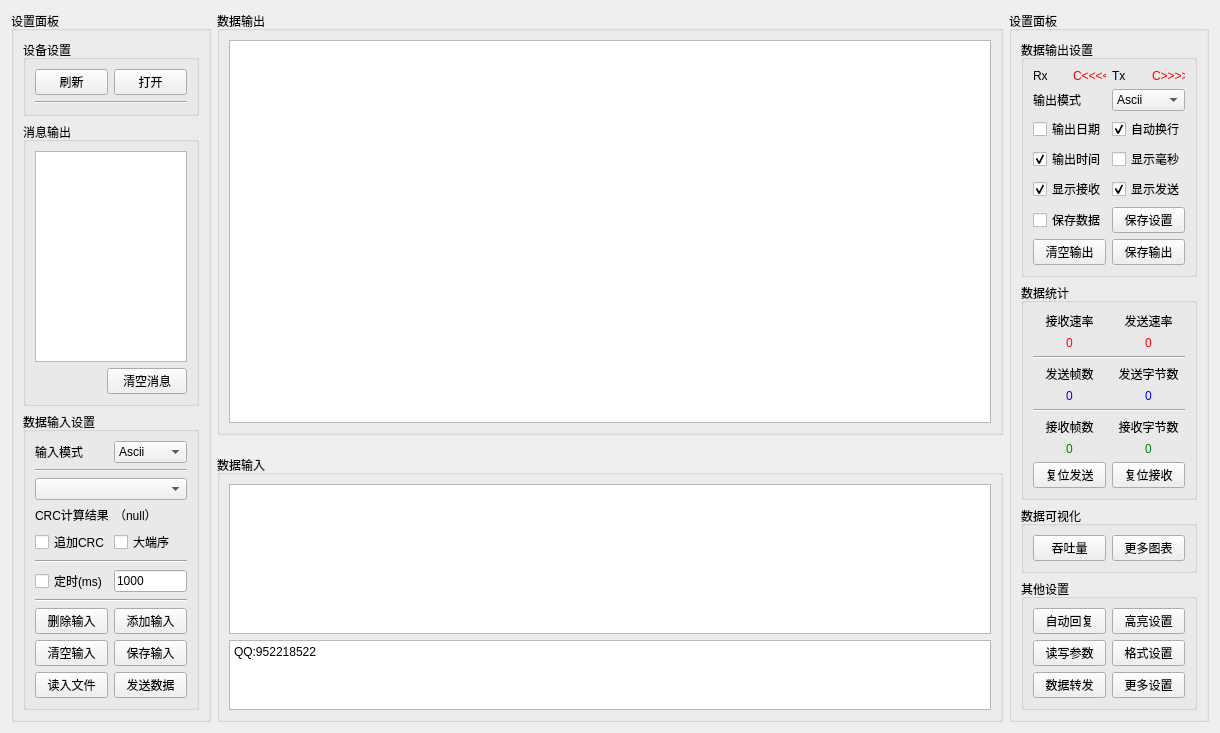
Before: the Qt Designer form Src/Common/SAKDebugPage/SAKDebugPage.ui in x-tools-author/x-tools, drawn with Qt 5.
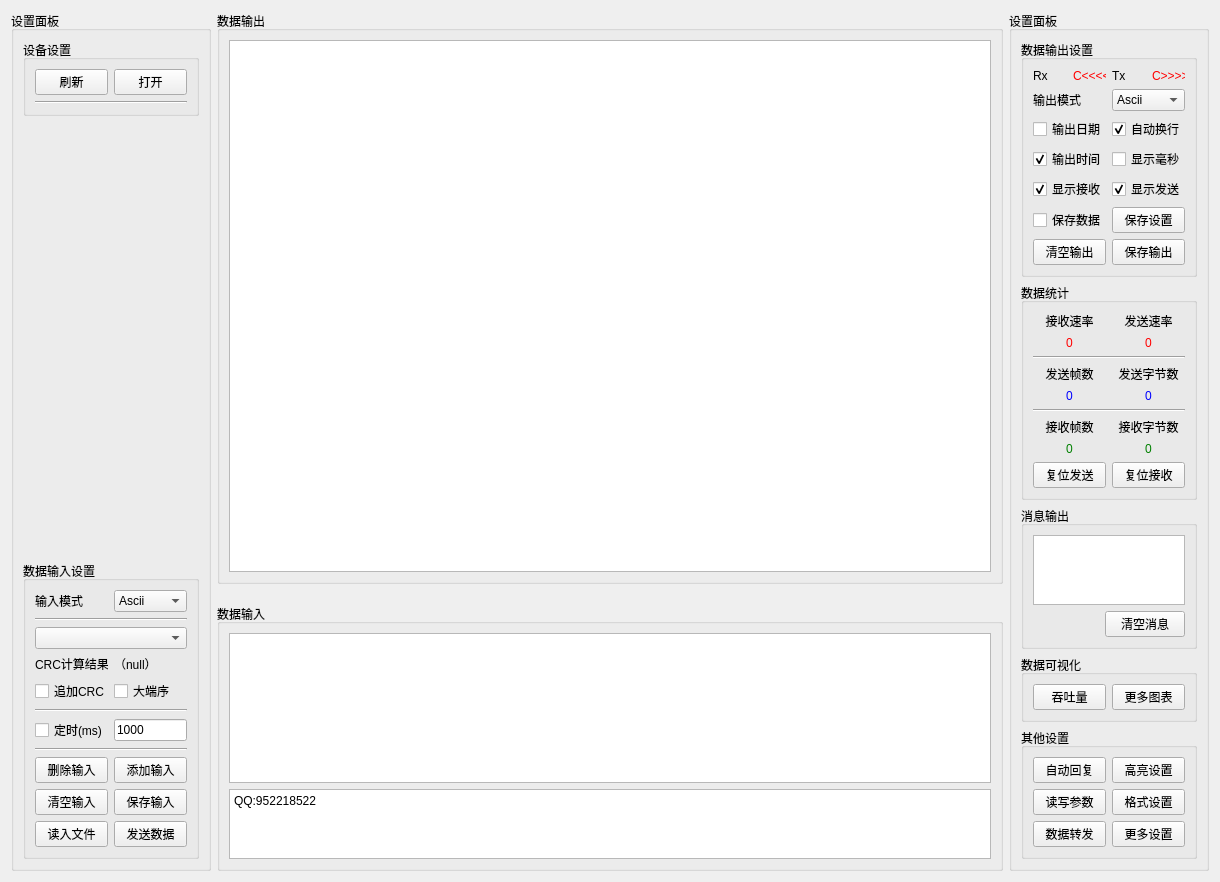
After: the same form once the commit is applied.

Commit message: 修改输出信息默认颜色

The edit to the form file:
```diff
--- a/Src/Common/SAKDebugPage/SAKDebugPage.ui
+++ b/Src/Common/SAKDebugPage/SAKDebugPage.ui
@@ -7,7 +7,7 @@
     <x>0</x>
     <y>0</y>
     <width>1220</width>
-    <height>617</height>
+    <height>669</height>
    </rect>
   </property>
   <property name="windowTitle">
@@ -458,17 +458,67 @@
        </widget>
       </item>
       <item>
-       <spacer name="verticalSpacer">
-        <property name="orientation">
-         <enum>Qt::Vertical</enum>
-        </property>
-        <property name="sizeHint" stdset="0">
+       <widget class="QGroupBox" name="groupBox_4">
+        <property name="maximumSize">
          <size>
-          <width>20</width>
-          <height>40</height>
+          <width>16777215</width>
+          <height>16777215</height>
          </size>
         </property>
-       </spacer>
+        <property name="title">
+         <string>消息输出</string>
+        </property>
+        <layout class="QGridLayout" name="gridLayout_10">
+         <property name="topMargin">
+          <number>9</number>
+         </property>
+         <property name="bottomMargin">
+          <number>9</number>
+         </property>
+         <item row="1" column="1">
+          <widget class="QPushButton" name="pushButton_2">
+           <property name="text">
+            <string>清空消息</string>
+           </property>
+          </widget>
+         </item>
+         <item row="0" column="0" colspan="2">
+          <widget class="QTextBrowser" name="messageTextBrowser">
+           <property name="sizePolicy">
+            <sizepolicy hsizetype="Expanding" vsizetype="Expanding">
+             <horstretch>0</horstretch>
+             <verstretch>0</verstretch>
+            </sizepolicy>
+           </property>
+           <property name="minimumSize">
+            <size>
+             <width>0</width>
+             <height>0</height>
+            </size>
+           </property>
+           <property name="maximumSize">
+            <size>
+             <width>16777215</width>
+             <height>16777215</height>
+            </size>
+           </property>
+          </widget>
+         </item>
+         <item row="1" column="0">
+          <spacer name="horizontalSpacer">
+           <property name="orientation">
+            <enum>Qt::Horizontal</enum>
+           </property>
+           <property name="sizeHint" stdset="0">
+            <size>
+             <width>40</width>
+             <height>20</height>
+            </size>
+           </property>
+          </spacer>
+         </item>
+        </layout>
+       </widget>
       </item>
       <item>
        <widget class="QGroupBox" name="charGroupBox">
@@ -635,67 +685,17 @@
        </widget>
       </item>
       <item>
-       <widget class="QGroupBox" name="groupBox_4">
-        <property name="maximumSize">
+       <spacer name="verticalSpacer">
+        <property name="orientation">
+         <enum>Qt::Vertical</enum>
+        </property>
+        <property name="sizeHint" stdset="0">
          <size>
-          <width>16777215</width>
-          <height>16777215</height>
+          <width>20</width>
+          <height>40</height>
          </size>
         </property>
-        <property name="title">
-         <string>消息输出</string>
-        </property>
-        <layout class="QGridLayout" name="gridLayout_10">
-         <property name="topMargin">
-          <number>9</number>
-         </property>
-         <property name="bottomMargin">
-          <number>9</number>
-         </property>
-         <item row="1" column="1">
-          <widget class="QPushButton" name="pushButton_2">
-           <property name="text">
-            <string>清空消息</string>
-           </property>
-          </widget>
-         </item>
-         <item row="0" column="0" colspan="2">
-          <widget class="QTextBrowser" name="messageTextBrowser">
-           <property name="sizePolicy">
-            <sizepolicy hsizetype="Expanding" vsizetype="Expanding">
-             <horstretch>0</horstretch>
-             <verstretch>0</verstretch>
-            </sizepolicy>
-           </property>
-           <property name="minimumSize">
-            <size>
-             <width>0</width>
-             <height>0</height>
-            </size>
-           </property>
-           <property name="maximumSize">
-            <size>
-             <width>16777215</width>
-             <height>16777215</height>
-            </size>
-           </property>
-          </widget>
-         </item>
-         <item row="1" column="0">
-          <spacer name="horizontalSpacer">
-           <property name="orientation">
-            <enum>Qt::Horizontal</enum>
-           </property>
-           <property name="sizeHint" stdset="0">
-            <size>
-             <width>40</width>
-             <height>20</height>
-            </size>
-           </property>
-          </spacer>
-         </item>
-        </layout>
-       </widget>
+       </spacer>
       </item>
       <item>
        <widget class="QGroupBox" name="groupBox_5">
```
The commit also changes 1 other file.
